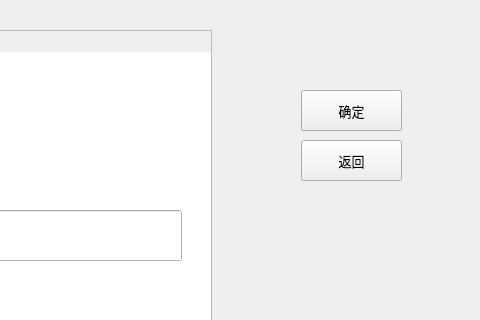
Above: UI/book_page.ui from Shrimpwr/Ugokanai-dai-toshokan before the change; both pictures show x 699 to 1179 and y 0 to 320 of the 1179 by 841 pixel window. Below: the same form after it.
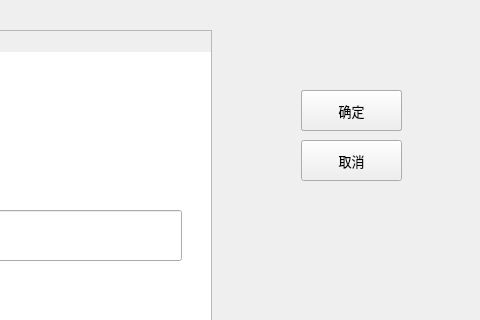
That is the form after the change.

Patch:
```diff
--- a/UI/book_page.ui
+++ b/UI/book_page.ui
@@ -188,7 +188,7 @@
     </font>
    </property>
    <property name="text">
-    <string>返回</string>
+    <string>取消</string>
    </property>
   </widget>
   <widget class="QLineEdit" name="lineEdit">
```
